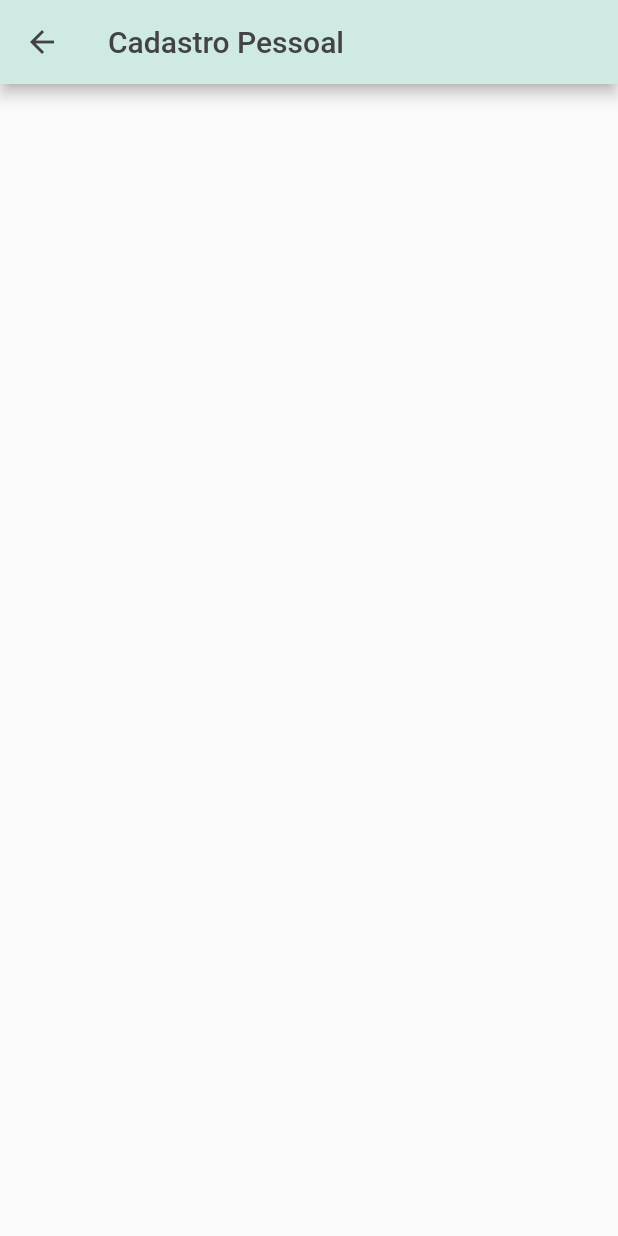
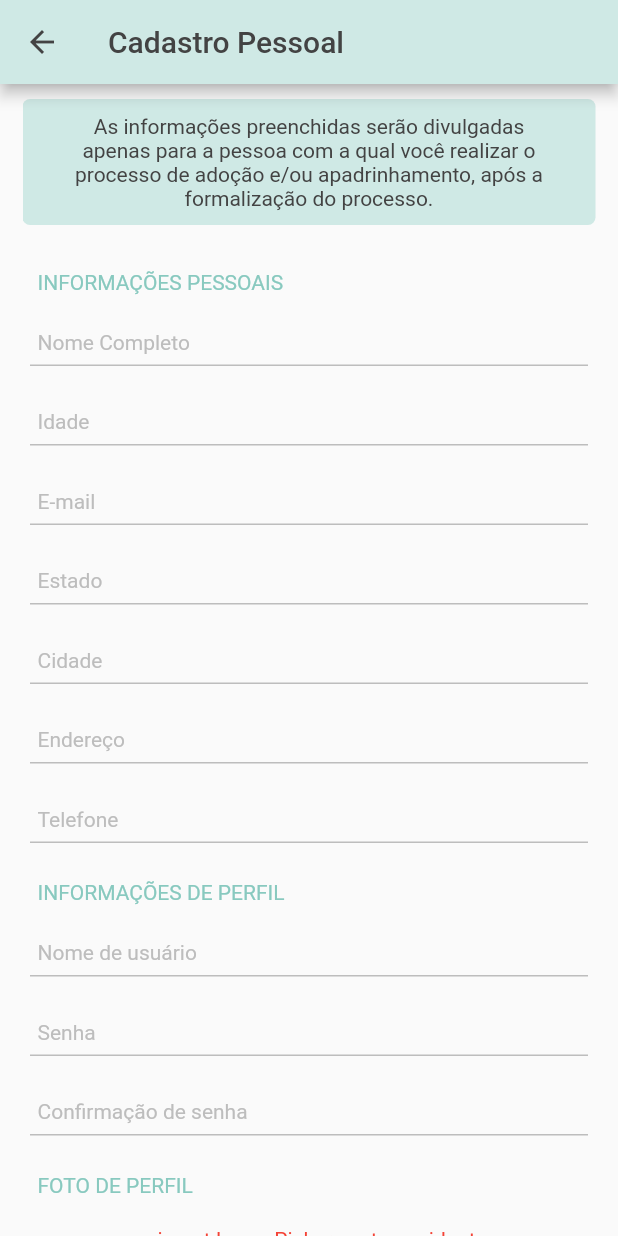
Before and after one commit to JomaSnow/meau, a Flutter app: the RegisterScreen screen opened directly, on a phone screen of 412 x 824 dp. Run offline on Flutter 3.47's test engine with Material 2 defaults, Android fonts, the phone set to English and light mode, and no system bars; our stand-ins replace shared_preferences; accounts and stored records are empty.

Commit message:
Adds register screen (without image picker widget). Mocks register function.

```diff
--- a/lib/screens/login_screen.dart
+++ b/lib/screens/login_screen.dart
@@ -1,5 +1,3 @@
-import 'dart:developer';
-
 import 'package:app/api/user_functions.dart';
 import 'package:app/screens/intro_screen.dart';
 import 'package:app/screens/register_screen.dart';
@@ -13,7 +11,7 @@ import 'package:app/widgets/scrollable_container.dart';
 import 'package:flutter/material.dart';
 
 class LoginScreen extends StatefulWidget {
-  LoginScreen({super.key});
+  const LoginScreen({super.key});
 
   @override
   State<LoginScreen> createState() => _LoginScreenState();
--- a/lib/screens/register_screen.dart
+++ b/lib/screens/register_screen.dart
@@ -1,9 +1,88 @@
+import 'dart:async';
+import 'dart:developer';
+
+import 'package:app/screens/intro_screen.dart';
+import 'package:app/util/design.dart';
+import 'package:app/util/dismiss_focus.dart';
+import 'package:app/widgets/button.dart';
 import 'package:app/widgets/custom_app_bar.dart';
+import 'package:app/widgets/input.dart';
+import 'package:app/widgets/label.dart';
+import 'package:app/widgets/notice_card.dart';
 import 'package:app/widgets/scrollable_container.dart';
 import 'package:flutter/material.dart';
 
-class RegisterScreen extends StatelessWidget {
+class RegisterScreen extends StatefulWidget {
   const RegisterScreen({super.key});
+
+  @override
+  State<RegisterScreen> createState() => _RegisterScreenState();
+}
+
+class _RegisterScreenState extends State<RegisterScreen> {
+  final nameController = TextEditingController();
+
+  final idadeController = TextEditingController();
+
+  final emailController = TextEditingController();
+
+  final estadoController = TextEditingController();
+
+  final cidadeController = TextEditingController();
+
+  final enderecoController = TextEditingController();
+
+  final telefoneController = TextEditingController();
+
+  final usernameController = TextEditingController();
+
+  final passwordController = TextEditingController();
+
+  final passwordConfirmController = TextEditingController();
+
+  String errorMessage = "";
+
+  bool _validateFields() {
+    // password at least 6 characters long
+    if (passwordController.text.length < 6) {
+      setState(() {
+        errorMessage = "Senha deve conter pelo menos 6 caracteres.";
+      });
+      return false;
+    }
+
+    // passwords match
+    if (passwordController.text != passwordConfirmController.text) {
+      setState(() {
+        errorMessage = "Senhas não são iguais.";
+      });
+      return false;
+    }
+
+    return true;
+  }
+
+  void _handleRegister(BuildContext context) async {
+    dismissFocus(context);
+    setState(() {
+      errorMessage = "";
+    });
+    if (_validateFields()) {
+      // MOCK: implement firebase register function
+      await Future.delayed(const Duration(seconds: 4), () {
+        log("registered");
+      });
+      if (!mounted) return;
+      Navigator.pushReplacement(
+          context,
+          MaterialPageRoute(
+            builder: (context) => const IntroScreen(),
+          ));
+    } else {
+      //MOCK: signal field errors
+      log("not registered: $errorMessage");
+    }
+  }
 
   @override
   Widget build(BuildContext context) {
@@ -14,9 +93,106 @@ class RegisterScreen extends StatelessWidget {
       ),
       body: ScrollableContainer(
         child: Column(
-          mainAxisAlignment: MainAxisAlignment.start,
+          mainAxisAlignment: MainAxisAlignment.spaceEvenly,
           mainAxisSize: MainAxisSize.max,
-          children: [],
+          crossAxisAlignment: CrossAxisAlignment.start,
+          children: [
+            const NoticeCard(
+              text:
+                  "As informações preenchidas serão divulgadas apenas para a pessoa com a qual você realizar o processo de adoção e/ou apadrinhamento, após a formalização do processo.",
+            ),
+            const Label(text: "INFORMAÇÕES PESSOAIS"),
+            Input(
+              controller: nameController,
+              placeholder: "Nome Completo",
+              styleColor: Design.lightBlue,
+            ),
+            Input(
+              controller: idadeController,
+              placeholder: "Idade",
+              styleColor: Design.lightBlue,
+            ),
+            Input(
+              controller: emailController,
+              placeholder: "E-mail",
+              styleColor: Design.lightBlue,
+            ),
+            Input(
+              controller: estadoController,
+              placeholder: "Estado",
+              styleColor: Design.lightBlue,
+            ),
+            Input(
+              controller: cidadeController,
+              placeholder: "Cidade",
+              styleColor: Design.lightBlue,
+            ),
+            Input(
+              controller: enderecoController,
+              placeholder: "Endereço",
+              styleColor: Design.lightBlue,
+            ),
+            Input(
+              controller: telefoneController,
+              placeholder: "Telefone",
+              styleColor: Design.lightBlue,
+            ),
+            const Label(text: "INFORMAÇÕES DE PERFIL"),
+            Input(
+              controller: usernameController,
+              placeholder: "Nome de usuário",
+              styleColor: Design.lightBlue,
+            ),
+            Input(
+              controller: passwordController,
+              placeholder: "Senha",
+              isPassword: true,
+              styleColor: Design.lightBlue,
+            ),
+            Input(
+              controller: passwordConfirmController,
+              placeholder: "Confirmação de senha",
+              isPassword: true,
+              styleColor: Design.lightBlue,
+            ),
+            const Label(
+              text: "FOTO DE PERFIL",
+            ),
+            Row(
+              mainAxisAlignment: MainAxisAlignment.center,
+              children: [
+                Column(
+                  children: [
+                    const Label(
+                      text: "insert ImagePicker custom widget",
+                      color: Colors.red,
+                    ),
+                    errorMessage.isNotEmpty
+                        ? Container(
+                            margin: const EdgeInsets.fromLTRB(20, 10, 20, 20),
+                            padding: const EdgeInsets.all(10),
+                            child: Text(
+                              errorMessage,
+                              style: const TextStyle(
+                                  color: Colors.redAccent,
+                                  fontSize: 14,
+                                  fontFamily: "Roboto"),
+                            ),
+                          )
+                        : Container(),
+                    Button(
+                      value: "FAZER CADASTRO",
+                      onPressed: () {
+                        _handleRegister(context);
+                      },
+                      width: 240,
+                      color: Design.lightBlue,
+                    ),
+                  ],
+                ),
+              ],
+            ),
+          ],
         ),
       ),
     );
--- /dev/null
+++ b/lib/widgets/label.dart
@@ -0,0 +1,20 @@
+import 'package:app/util/design.dart';
+import 'package:flutter/material.dart';
+
+class Label extends StatelessWidget {
+  const Label({super.key, required this.text, this.color = Design.lightBlue});
+  final String text;
+  final Color color;
+
+  @override
+  Widget build(BuildContext context) {
+    return Container(
+      padding: const EdgeInsets.only(left: 10),
+      margin: const EdgeInsets.only(top: 20, bottom: 0),
+      child: Text(
+        text,
+        style: TextStyle(fontFamily: "Roboto", fontSize: 14, color: color),
+      ),
+    );
+  }
+}
--- /dev/null
+++ b/lib/widgets/notice_card.dart
@@ -0,0 +1,26 @@
+import 'package:app/util/design.dart';
+import 'package:flutter/material.dart';
+
+class NoticeCard extends StatelessWidget {
+  const NoticeCard(
+      {super.key, this.backgroundColor = Design.accentBlue, this.text = ""});
+  final Color backgroundColor;
+  final String text;
+
+  @override
+  Widget build(BuildContext context) {
+    return Container(
+      padding: const EdgeInsets.symmetric(horizontal: 26, vertical: 10),
+      margin: const EdgeInsets.symmetric(vertical: 10),
+      decoration: BoxDecoration(
+          borderRadius: const BorderRadius.all(Radius.circular(5)),
+          color: backgroundColor),
+      child: Text(
+        text,
+        textAlign: TextAlign.center,
+        style: const TextStyle(
+            fontFamily: "Roboto", fontSize: 14, color: Design.darkerGray),
+      ),
+    );
+  }
+}
```
